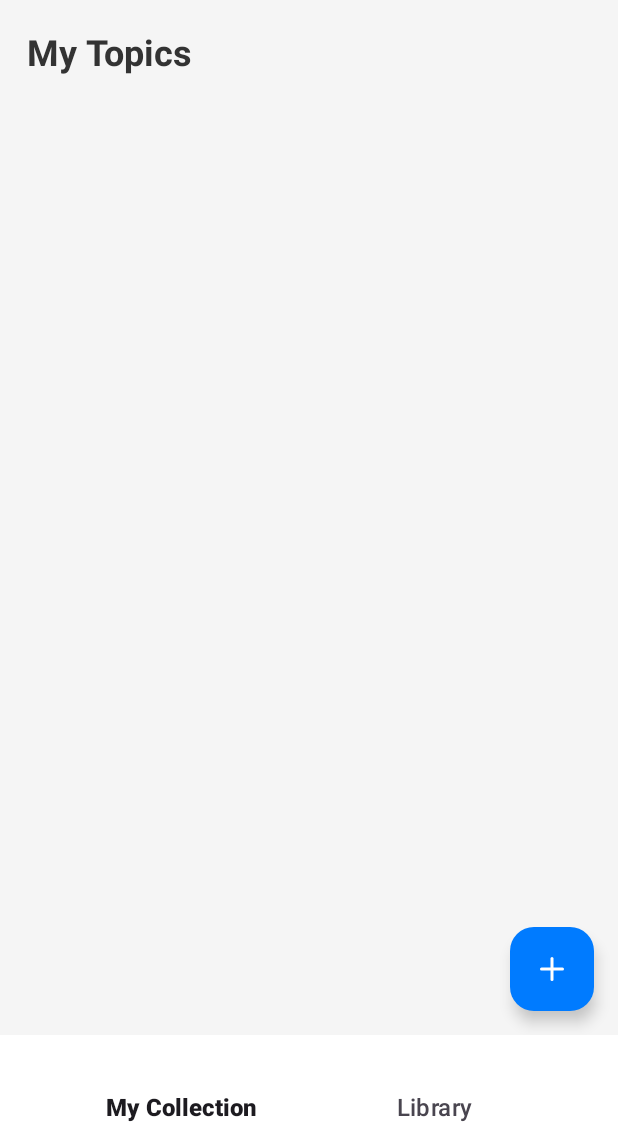
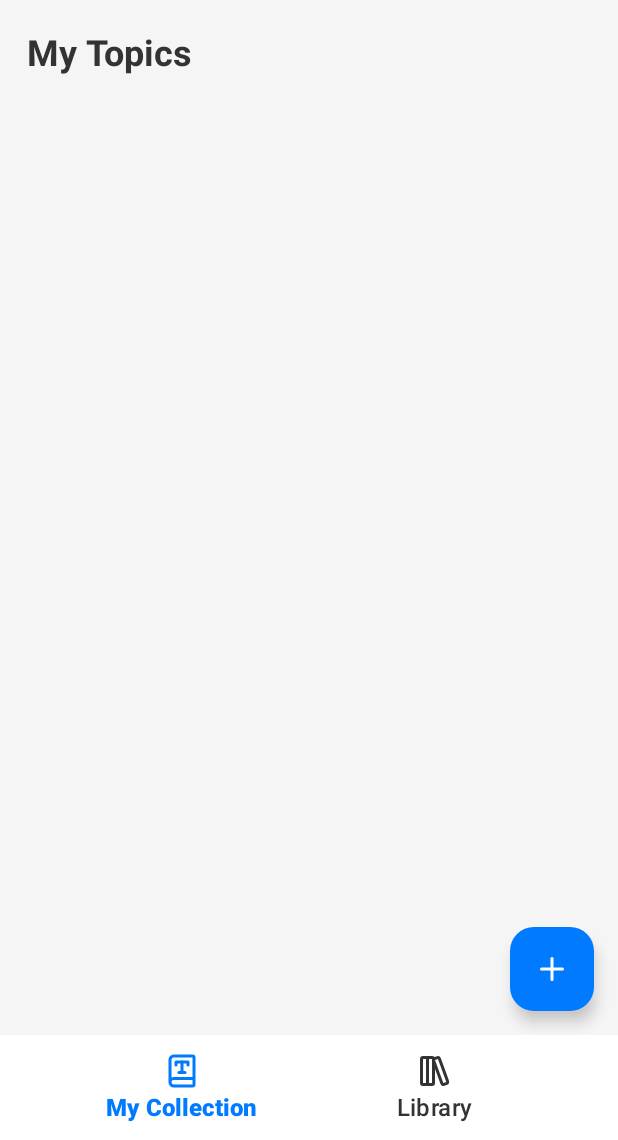
Before and after one commit to bertramrayhan/Cognito-Deck, an Android app: the screen it shows after launch (MainActivity), on a phone screen of 412 x 824 dp, the part 96-1236 px from its top. Run offline under Robolectric (Android 15) with nearby library versions, the light colour scheme and no system bars; our stand-ins replace navigation-ui.

Commit message:
make fragment container view works and add third party license text

```diff
--- /dev/null
+++ b/app/src/main/assets/third_party_licenses.txt
@@ -0,0 +1,29 @@
+================================================================================
+BEGIN LICENSE NOTICE FOR: Lucide Icons
+================================================================================
+
+Lucide License
+
+ISC License
+
+Copyright (c) for portions of Lucide are held by Cole Bemis 2013-2023 as part of Feather (MIT). All other copyright (c) for Lucide are held by Lucide Contributors 2025.
+
+Permission to use, copy, modify, and/or distribute this software for any purpose with or without fee is hereby granted, provided that the above copyright notice and this permission notice appear in all copies.
+
+THE SOFTWARE IS PROVIDED "AS IS" AND THE AUTHOR DISCLAIMS ALL WARRANTIES WITH REGARD TO THIS SOFTWARE INCLUDING ALL IMPLIED WARRANTIES OF MERCHANTABILITY AND FITNESS. IN NO EVENT SHALL THE AUTHOR BE LIABLE FOR ANY SPECIAL, DIRECT, INDIRECT, OR CONSEQUENTIAL DAMAGES OR ANY DAMAGES WHATSOEVER RESULTING FROM LOSS OF USE, DATA OR PROFITS, WHETHER IN AN ACTION OF CONTRACT, NEGLIGENCE OR OTHER TORTIOUS ACTION, ARISING OUT OF OR IN CONNECTION WITH THE USE OR PERFORMANCE OF THIS SOFTWARE.
+
+---
+
+The MIT License (MIT) (for portions derived from Feather)
+
+Copyright (c) 2013-2023 Cole Bemis
+
+Permission is hereby granted, free of charge, to any person obtaining a copy of this software and associated documentation files (the "Software"), to deal in the Software without restriction, including without limitation the rights to use, copy, modify, merge, publish, distribute, sublicense, and/or sell copies of the Software, and to permit persons to whom the Software is furnished to do so, subject to the following conditions:
+
+The above copyright notice and this permission notice shall be included in all copies or substantial portions of the Software.
+
+THE SOFTWARE IS PROVIDED "AS IS", WITHOUT WARRANTY OF ANY KIND, EXPRESS OR IMPLIED, INCLUDING BUT NOT LIMITED TO THE WARRANTIES OF MERCHANTABILITY, FITNESS FOR A PARTICULAR PURPOSE AND NONINFRINGEMENT. IN NO EVENT SHALL THE AUTHORS OR COPYRIGHT HOLDERS BE LIABLE FOR ANY CLAIM, DAMAGES OR OTHER LIABILITY, WHETHER IN AN ACTION OF CONTRACT, TORT OR OTHERWISE, ARISING FROM, OUT OF OR IN CONNECTION WITH THE SOFTWARE OR THE USE OR OTHER DEALINGS IN THE SOFTWARE.
+
+================================================================================
+END LICENSE NOTICE FOR: Lucide Icons
+================================================================================
--- a/app/src/main/java/com/example/cognitodeck/MainActivity.java
+++ b/app/src/main/java/com/example/cognitodeck/MainActivity.java
@@ -1,7 +1,7 @@
 package com.example.cognitodeck;
 
 import android.os.Bundle;
-import android.view.View;
+import android.view.ViewGroup;
 
 import androidx.activity.EdgeToEdge;
 import androidx.appcompat.app.AppCompatActivity;
@@ -25,13 +25,20 @@ public class MainActivity extends AppCompatActivity {
         super.onCreate(savedInstanceState);
         EdgeToEdge.enable(this);
         setContentView(R.layout.activity_main);
+
+        bottomNav = findViewById(R.id.bottomNavigation);
+
         ViewCompat.setOnApplyWindowInsetsListener(findViewById(R.id.main), (v, insets) -> {
             Insets systemBars = insets.getInsets(WindowInsetsCompat.Type.systemBars());
-            v.setPadding(systemBars.left, systemBars.top, systemBars.right, systemBars.bottom);
-            return insets;
+            v.setPadding(systemBars.left, systemBars.top, systemBars.right, 0);
+
+            ViewGroup.MarginLayoutParams params = (ViewGroup.MarginLayoutParams) bottomNav.getLayoutParams();
+            params.bottomMargin = systemBars.bottom;
+            bottomNav.setLayoutParams(params);
+
+            return WindowInsetsCompat.CONSUMED;
         });
 
-        bottomNav = findViewById(R.id.bottomNavigation);
         fragmentContainer = findViewById(R.id.fragmentContainer);
 
         NavHostFragment navHostFragment = (NavHostFragment) getSupportFragmentManager().findFragmentById(R.id.fragmentContainer);
--- /dev/null
+++ b/app/src/main/res/color/bottom_nav_item_tint.xml
@@ -0,0 +1,6 @@
+<?xml version="1.0" encoding="utf-8"?>
+<selector xmlns:android="http://schemas.android.com/apk/res/android">
+    <item android:state_checked="true" android:color="@color/accentColor"/>
+    <item android:state_checked="false" android:color="@color/primaryText"/>
+    <item android:color="@color/primaryText"/>
+</selector>
--- /dev/null
+++ b/app/src/main/res/drawable/caret.xml
@@ -0,0 +1,7 @@
+<?xml version="1.0" encoding="utf-8"?>
+<shape xmlns:android="http://schemas.android.com/apk/res/android"
+    android:shape="rectangle">
+
+    <size android:width="1.5dp" />
+    <solid android:color="@color/primaryText" />
+</shape>
--- /dev/null
+++ b/app/src/main/res/drawable/library_icon.xml
@@ -0,0 +1,27 @@
+<vector xmlns:android="http://schemas.android.com/apk/res/android"
+    android:width="24dp"
+    android:height="24dp"
+    android:viewportWidth="24"
+    android:viewportHeight="24">
+  <path
+      android:pathData="M4,3L10,3A1,1 0,0 1,11 4L11,20A1,1 0,0 1,10 21L4,21A1,1 0,0 1,3 20L3,4A1,1 0,0 1,4 3z"
+      android:strokeLineJoin="round"
+      android:strokeWidth="2"
+      android:fillColor="#00000000"
+      android:strokeColor="@color/black"
+      android:strokeLineCap="round"/>
+  <path
+      android:pathData="M7,3v18"
+      android:strokeLineJoin="round"
+      android:strokeWidth="2"
+      android:fillColor="#00000000"
+      android:strokeColor="@color/black"
+      android:strokeLineCap="round"/>
+  <path
+      android:pathData="M20.4,18.9c0.2,0.5 -0.1,1.1 -0.6,1.3l-1.9,0.7c-0.5,0.2 -1.1,-0.1 -1.3,-0.6L11.1,5.1c-0.2,-0.5 0.1,-1.1 0.6,-1.3l1.9,-0.7c0.5,-0.2 1.1,0.1 1.3,0.6Z"
+      android:strokeLineJoin="round"
+      android:strokeWidth="2"
+      android:fillColor="#00000000"
+      android:strokeColor="@color/black"
+      android:strokeLineCap="round"/>
+</vector>
--- /dev/null
+++ b/app/src/main/res/drawable/mycollection_icon.xml
@@ -0,0 +1,34 @@
+<vector xmlns:android="http://schemas.android.com/apk/res/android"
+    android:width="24dp"
+    android:height="24dp"
+    android:viewportWidth="24"
+    android:viewportHeight="24">
+  <path
+      android:pathData="M10,13h4"
+      android:strokeLineJoin="round"
+      android:strokeWidth="2"
+      android:fillColor="#00000000"
+      android:strokeColor="@color/black"
+      android:strokeLineCap="round"/>
+  <path
+      android:pathData="M12,6v7"
+      android:strokeLineJoin="round"
+      android:strokeWidth="2"
+      android:fillColor="#00000000"
+      android:strokeColor="@color/black"
+      android:strokeLineCap="round"/>
+  <path
+      android:pathData="M16,8V6H8v2"
+      android:strokeLineJoin="round"
+      android:strokeWidth="2"
+      android:fillColor="#00000000"
+      android:strokeColor="@color/black"
+      android:strokeLineCap="round"/>
+  <path
+      android:pathData="M4,19.5v-15A2.5,2.5 0,0 1,6.5 2H19a1,1 0,0 1,1 1v18a1,1 0,0 1,-1 1H6.5a1,1 0,0 1,0 -5H20"
+      android:strokeLineJoin="round"
+      android:strokeWidth="2"
+      android:fillColor="#00000000"
+      android:strokeColor="@color/black"
+      android:strokeLineCap="round"/>
+</vector>
--- a/app/src/main/res/layout/activity_main.xml
+++ b/app/src/main/res/layout/activity_main.xml
@@ -10,7 +10,7 @@
 
     <androidx.fragment.app.FragmentContainerView
         android:id="@+id/fragmentContainer"
-        android:name="com.example.cognitodeck.fragments.MyCollectionsFragment"
+        android:name="androidx.navigation.fragment.NavHostFragment"
         android:layout_width="0dp"
         android:layout_height="0dp"
         app:layout_constraintEnd_toEndOf="parent"
@@ -31,6 +31,8 @@
         app:labelVisibilityMode="labeled"
         app:itemActiveIndicatorStyle="@null"
         app:itemTextAppearanceActive="@style/TextAppearance.App.LabelLarge"
-        app:itemTextAppearanceInactive="@style/TextAppearance.App.LabelLarge"/>
+        app:itemTextAppearanceInactive="@style/TextAppearance.App.LabelLarge"
+        app:itemIconTint="@color/bottom_nav_item_tint"
+        app:itemTextColor="@color/bottom_nav_item_tint"/>
 
 </androidx.constraintlayout.widget.ConstraintLayout>
--- a/app/src/main/res/layout/fragment_library.xml
+++ b/app/src/main/res/layout/fragment_library.xml
@@ -35,7 +35,9 @@
         app:boxStrokeColor="@color/accentColor"
         android:paddingHorizontal="20dp"
         android:paddingVertical="15dp"
-        android:elevation="4dp">
+        android:elevation="4dp"
+        android:textColorHint="@color/hintText"
+        app:hintTextColor="@color/accentColor">
 
         <com.google.android.material.textfield.TextInputEditText
             android:id="@+id/searchBarLibrary"
@@ -44,7 +46,10 @@
             android:hint="Search Vocabulary"
             android:drawableStart="@drawable/search_icon"
             android:drawablePadding="10dp"
-            android:paddingVertical="14dp"/>
+            android:paddingVertical="14dp"
+            style="@style/TextAppearance.App.LabelLarge"
+            android:textColor="@color/primaryText"
+            android:textCursorDrawable="@drawable/caret"/>
     </com.google.android.material.textfield.TextInputLayout>
 
     <androidx.recyclerview.widget.RecyclerView
--- a/app/src/main/res/menu/menu_bottom_navbar.xml
+++ b/app/src/main/res/menu/menu_bottom_navbar.xml
@@ -3,9 +3,11 @@
 
     <item
         android:id="@+id/navigationMyCollection"
-        android:title="@string/nameNavigationMyCollection"/>
+        android:title="@string/nameNavigationMyCollection"
+        android:icon="@drawable/mycollection_icon"/>
 
     <item
         android:id="@+id/navigationLibrary"
-        android:title="@string/nameNavigationLibrary"/>
+        android:title="@string/nameNavigationLibrary"
+        android:icon="@drawable/library_icon"/>
 </menu>
--- a/app/src/main/res/values/colors.xml
+++ b/app/src/main/res/values/colors.xml
@@ -7,4 +7,5 @@
     <color name="secondaryText">#888888</color>
     <color name="accentColor">#007BFF</color>
     <color name="border">#E0E0E0</color>
+    <color name="hintText">#888888</color>
 </resources>
--- a/app/src/main/res/values/type.xml
+++ b/app/src/main/res/values/type.xml
@@ -25,7 +25,7 @@
     </style>
 
     <style name="TextAppearance.App.BodyLarge" parent="TextAppearance.Material3.BodyLarge">
-        <item name="android:fontFamily">@font/roboto</item>
+        <item name="android:fontFamily">@font/roboto</item>z
         <item name="android:textSize">18sp</item>
         <item name="android:textColor">@color/primaryText</item>
     </style>
```
